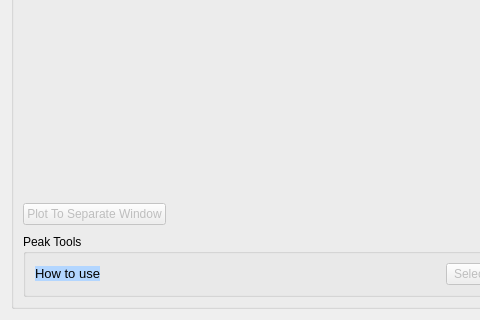
First picture: the form in qt/scientific_interfaces/EnggDiffraction/EnggDiffractionQtTabFitting.ui, repository mantidproject/mantid, before the edit; both pictures show x 0 to 480 and y 300 to 620 of the 660 by 620 pixel window.
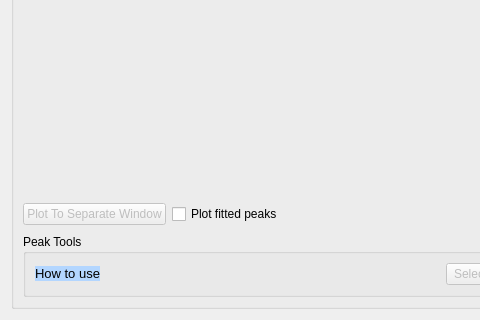
Second picture: the form after the edit. Custom widgets are drawn as their Qt base class.

Commit message:
Re #21377 Add plotFittedPeaks checkbox to GUI
Added a checkbox to the GUI to indicate whether to overplot the
reconstructed peaks on the workspace plot, if they have been generated.
A getter for the status of this checkbox was also added to the view

Patch:
```diff
--- a/qt/scientific_interfaces/EnggDiffraction/EnggDiffractionQtTabFitting.ui
+++ b/qt/scientific_interfaces/EnggDiffraction/EnggDiffractionQtTabFitting.ui
@@ -246,6 +246,13 @@
           </property>
          </widget>
         </item>
+        <item>
+         <widget class="QCheckBox" name="checkBox_plotFittedPeaks">
+          <property name="text">
+           <string>Plot fitted peaks</string>
+          </property>
+         </widget>
+        </item>
         <item>
          <spacer name="horizontalSpacer_19">
           <property name="orientation">
```
The commit also changes 3 other files.
